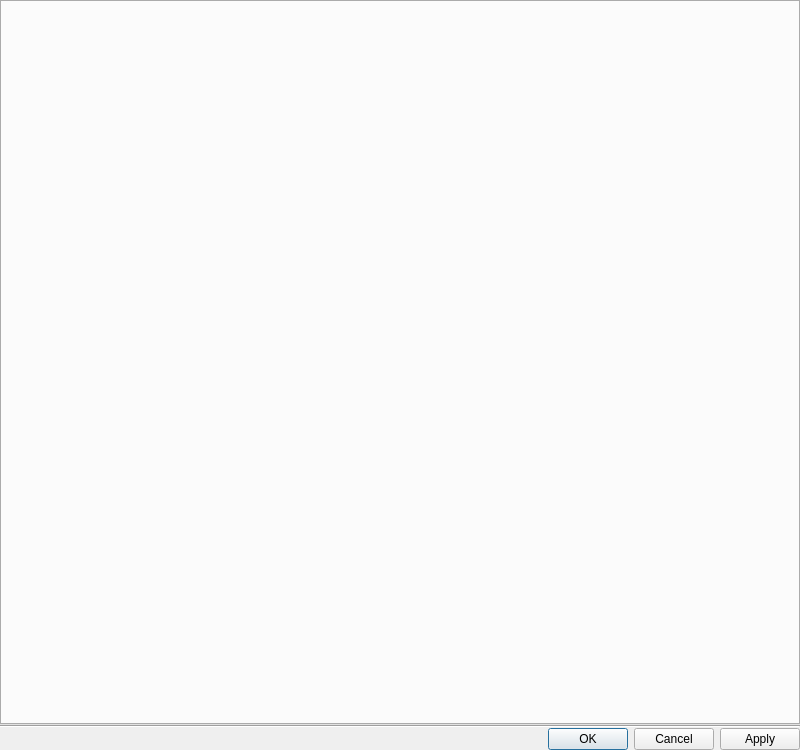
Above: vms/client/nx_vms_client_desktop/src/ui/dialogs/system_administration_dialog.ui from networkoptix/nx_open before the change. Below: the same form after it.
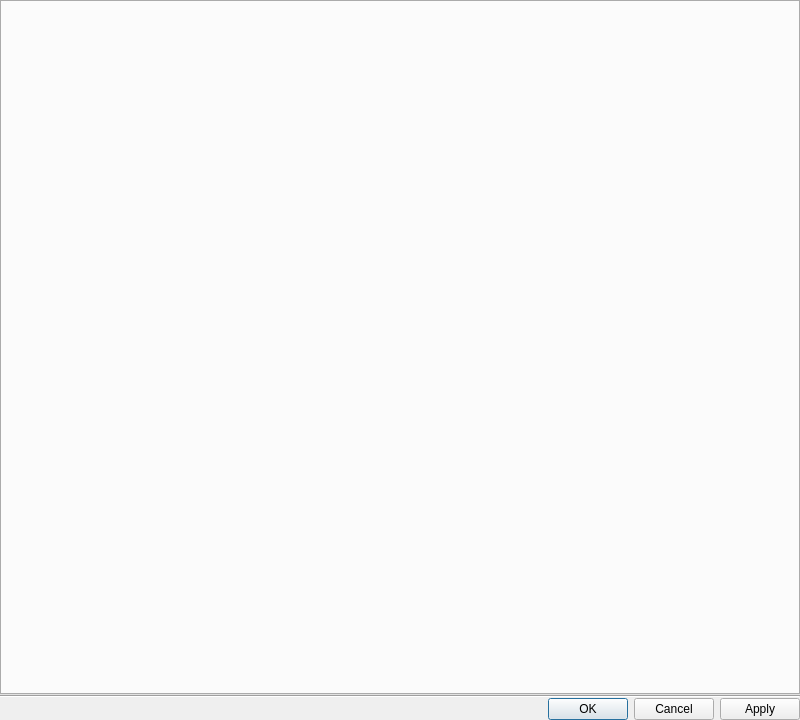
That is the form after the change.

Commit message:
VMS-13604: Visual design fixes in General tab of System Administration dialog
<==== Mercurial data ====>
Branch: vms_4.0_gui

Patch:
```diff
--- a/vms/client/nx_vms_client_desktop/src/ui/dialogs/system_administration_dialog.ui
+++ b/vms/client/nx_vms_client_desktop/src/ui/dialogs/system_administration_dialog.ui
@@ -7,7 +7,7 @@
     <x>0</x>
     <y>0</y>
     <width>800</width>
-    <height>750</height>
+    <height>720</height>
    </rect>
   </property>
   <property name="windowTitle">
```
The commit also changes 3 other files.
